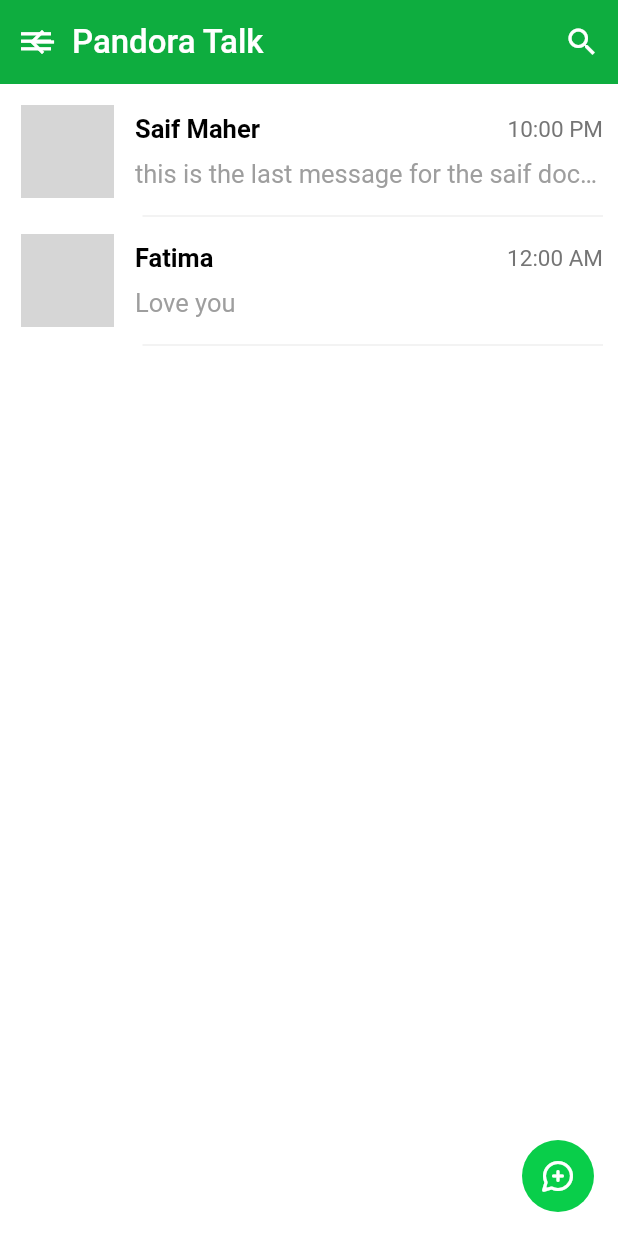
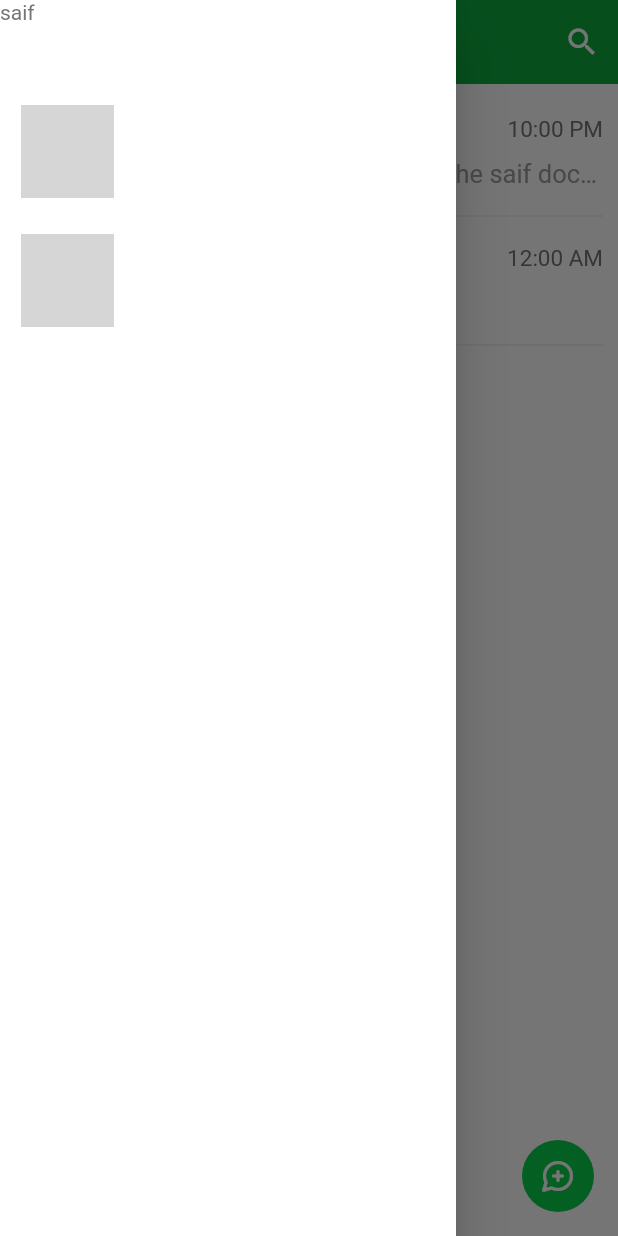
Before and after one commit to saioufe/Panodra-talk, a Flutter app: the MainScreen screen opened directly, after a tap on the "dehaze" icon, on a phone screen of 412 x 824 dp. Run offline on Flutter 3.47's test engine with Material 2 defaults, Android fonts, the phone set to English and light mode, and no system bars; our stand-ins replace equatable, firebase_auth, firebase_core, flutter_bloc, intl_phone_field, pin_code_fields and 3 more; missing offline and left inert: country_list_pick; accounts and stored records are empty; network calls fail; Roboto replaces fonts that are missing (tajawal); grey boxes are pictures that could not be loaded.

Commit message:
drawer & appbar

```diff
--- /dev/null
+++ b/lib/widgets/main_page/drawer.dart
@@ -0,0 +1,14 @@
+import 'package:flutter/material.dart';
+
+class DrawerWidget extends StatelessWidget {
+  @override
+  Widget build(BuildContext context) {
+    return Drawer(
+      child: Container(
+        child: SafeArea(
+          child: Text("saif"),
+        ),
+      ),
+    );
+  }
+}
--- a/lib/widgets/main_page/main_appBar.dart
+++ b/lib/widgets/main_page/main_appBar.dart
@@ -1,6 +1,6 @@
 import 'package:flutter/material.dart';
 
-AppBar MainAppBar(BuildContext context) {
+AppBar MainAppBar(BuildContext context, GlobalKey<ScaffoldState> theKey) {
   return AppBar(
     actions: [
       Container(
@@ -10,7 +10,12 @@ AppBar MainAppBar(BuildContext context) {
             Container(
               child: IconButton(
                 icon: Icon(Icons.dehaze),
-                onPressed: () {},
+                onPressed: () {
+                  theKey.currentState.openDrawer();
+                },
+                splashRadius: 25,
+                splashColor: Colors.black26,
+                highlightColor: Colors.black12,
               ),
             ),
             Container(
@@ -26,12 +31,15 @@ AppBar MainAppBar(BuildContext context) {
             Expanded(
               child: Container(
                 alignment: Alignment.centerRight,
-                child:
-                    IconButton(icon: const Icon(Icons.search), onPressed: () {}
-                        //  BlocProvider.of<AuthenticationBloc>(context).add(
-                        //   LoggedOut(),
-                        // ),
-                        ),
+                child: IconButton(
+                  icon: const Icon(Icons.search), onPressed: () {},
+                  splashRadius: 25,
+                  splashColor: Colors.black26,
+                  highlightColor: Colors.black12,
+                  //  BlocProvider.of<AuthenticationBloc>(context).add(
+                  //   LoggedOut(),
+                  // ),
+                ),
               ),
             ),
           ],
--- a/lib/widgets/main_page/main_page.dart
+++ b/lib/widgets/main_page/main_page.dart
@@ -3,13 +3,16 @@ import 'package:pandora_talks/models/chat_bar.dart';
 import 'package:pandora_talks/widgets/main_page/chat_bar.dart';
 import 'package:pandora_talks/widgets/main_page/main_appBar.dart';
 
+import 'drawer.dart';
+
 class MainScreen extends StatelessWidget {
   MainScreen();
 
-  var _key = GlobalKey();
+  GlobalKey<ScaffoldState> _key = GlobalKey();
   @override
   Widget build(BuildContext context) {
     return Scaffold(
+      drawer: DrawerWidget(),
       key: _key,
       floatingActionButton: Container(
         decoration: BoxDecoration(
@@ -23,7 +26,7 @@ class MainScreen extends StatelessWidget {
             ),
             onPressed: () {}),
       ),
-      appBar: MainAppBar(context),
+      appBar: MainAppBar(context, _key),
       body: Center(
         child: Container(
           padding: EdgeInsets.all(10),
```
